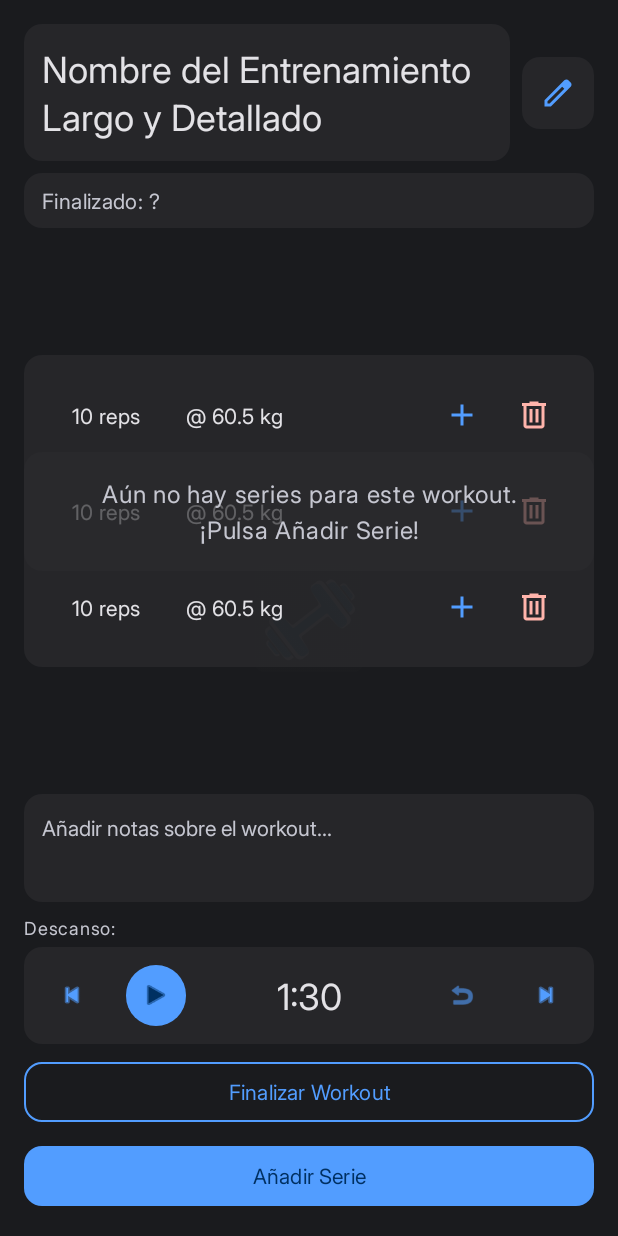
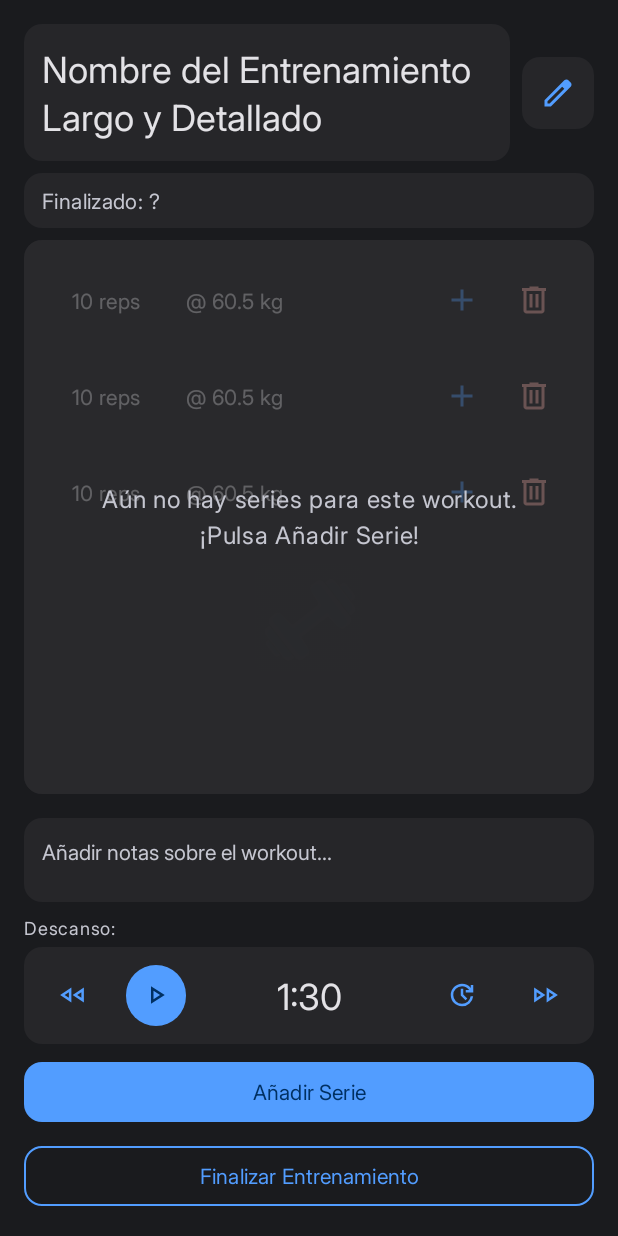
Before and after one commit to manuelduenascortes/GymTrackerViews, an Android app: the layout fragment_workout_detail.xml on its own in the app's theme, with its tools: preview values and no code run, on a phone screen of 412 x 824 dp. Run offline under Robolectric (Android 15) with nearby library versions, the phone set to English and light mode, and no system bars.

Commit message:
ultimando detalles

```diff
--- a/app/src/main/java/com/example/gymtrackerviews/WorkoutDetailFragment.kt
+++ b/app/src/main/java/com/example/gymtrackerviews/WorkoutDetailFragment.kt
@@ -20,7 +20,7 @@ import androidx.recyclerview.widget.LinearLayoutManager
 import com.example.gymtrackerviews.databinding.DialogAddSetBinding
 import com.example.gymtrackerviews.databinding.DialogEditWorkoutNameBinding
 import com.example.gymtrackerviews.databinding.FragmentWorkoutDetailBinding
-import com.example.gymtrackerviews.R
+import com.example.gymtrackerviews.R // Importante para R.drawable
 import kotlinx.coroutines.flow.collectLatest
 import kotlinx.coroutines.launch
 import java.text.SimpleDateFormat
@@ -129,21 +129,17 @@ class WorkoutDetailFragment : Fragment() {
 
                             val canOperateTimer = !isFinished
                             binding.buttonTimerToggle.isEnabled = canOperateTimer
-                            // <<< CORRECCIÓN EN LA LÓGICA DE HABILITACIÓN DEL BOTÓN RESET >>>
                             binding.buttonTimerReset.isEnabled = canOperateTimer &&
                                     (viewModel.isTimerRunning.value || viewModel.timerValue.value != viewModel.startRestTimeInMillis.value)
-                            // <<< FIN CORRECCIÓN >>>
                             binding.buttonTimerDecrease.isEnabled = canOperateTimer && !viewModel.isTimerRunning.value
                             binding.buttonTimerIncrease.isEnabled = canOperateTimer && !viewModel.isTimerRunning.value
 
-                            // Deshabilitar decrease/increase si se llega a los límites, incluso si el timer no está corriendo
                             if (viewModel.startRestTimeInMillis.value <= viewModel.minRestTimeMillis) {
                                 binding.buttonTimerDecrease.isEnabled = false
                             }
                             if (viewModel.startRestTimeInMillis.value >= viewModel.maxRestTimeMillis) {
                                 binding.buttonTimerIncrease.isEnabled = false
                             }
-
 
                             if (!binding.editTextWorkoutNotes.hasFocus()) {
                                 binding.editTextWorkoutNotes.setText(it.notes ?: "")
@@ -173,9 +169,6 @@ class WorkoutDetailFragment : Fragment() {
                         val seconds = (timeInMillis / 1000) % 60
                         binding.textViewTimer.text = String.format(Locale.getDefault(), "%02d:%02d", minutes, seconds)
 
-                        // <<< NUEVO: Actualizar el estado del botón de reset también cuando cambia timerValue >>>
-                        // Esto es importante si el timer llega a 0 y se resetea automáticamente a startRestTimeInMillis
-                        // o si se pausa y luego se resetea.
                         val currentWorkout = viewModel.workout.value
                         val isFinished = currentWorkout?.endTime != null
                         val canOperateTimer = !isFinished
@@ -186,17 +179,17 @@ class WorkoutDetailFragment : Fragment() {
 
                 launch {
                     viewModel.isTimerRunning.collect { isRunning ->
-                        val iconResId = if (isRunning) android.R.drawable.ic_media_pause else android.R.drawable.ic_media_play
+                        // <<< ICONOS PLAY/PAUSE CORREGIDOS AQUÍ para usar tus archivos XML >>>
+                        val iconResId = if (isRunning) R.drawable.pause_24px else R.drawable.play_arrow_24px
                         binding.buttonTimerToggle.setIconResource(iconResId)
+                        // <<< FIN CORRECCIÓN ICONOS PLAY/PAUSE >>>
 
-                        // <<< NUEVO: Actualizar el estado del botón de reset también cuando cambia isTimerRunning >>>
                         val currentWorkout = viewModel.workout.value
                         val isFinished = currentWorkout?.endTime != null
                         val canOperateTimer = !isFinished
                         binding.buttonTimerReset.isEnabled = canOperateTimer &&
                                 (isRunning || viewModel.timerValue.value != viewModel.startRestTimeInMillis.value)
 
-                        // También actualizamos decrease/increase aquí
                         binding.buttonTimerDecrease.isEnabled = canOperateTimer && !isRunning
                         binding.buttonTimerIncrease.isEnabled = canOperateTimer && !isRunning
                         if (viewModel.startRestTimeInMillis.value <= viewModel.minRestTimeMillis) {
--- /dev/null
+++ b/app/src/main/res/drawable/fast_forward_24px.xml
@@ -0,0 +1,10 @@
+<vector xmlns:android="http://schemas.android.com/apk/res/android"
+    android:width="24dp"
+    android:height="24dp"
+    android:viewportWidth="960"
+    android:viewportHeight="960"
+    android:tint="?attr/colorControlNormal">
+  <path
+      android:fillColor="@android:color/white"
+      android:pathData="M100,720L100,240L460,480L100,720ZM500,720L500,240L860,480L500,720ZM180,480L180,480L180,480ZM580,480L580,480L580,480ZM180,570L316,480L180,390L180,570ZM580,570L716,480L580,390L580,570Z"/>
+</vector>
--- /dev/null
+++ b/app/src/main/res/drawable/fast_rewind_24px.xml
@@ -0,0 +1,10 @@
+<vector xmlns:android="http://schemas.android.com/apk/res/android"
+    android:width="24dp"
+    android:height="24dp"
+    android:viewportWidth="960"
+    android:viewportHeight="960"
+    android:tint="?attr/colorControlNormal">
+  <path
+      android:fillColor="@android:color/white"
+      android:pathData="M860,720L500,480L860,240L860,720ZM460,720L100,480L460,240L460,720ZM380,480L380,480L380,480ZM780,480L780,480L780,480ZM380,570L380,390L244,480L380,570ZM780,570L780,390L644,480L780,570Z"/>
+</vector>
--- /dev/null
+++ b/app/src/main/res/drawable/pause_24px.xml
@@ -0,0 +1,10 @@
+<vector xmlns:android="http://schemas.android.com/apk/res/android"
+    android:width="24dp"
+    android:height="24dp"
+    android:viewportWidth="960"
+    android:viewportHeight="960"
+    android:tint="?attr/colorControlNormal">
+  <path
+      android:fillColor="@android:color/white"
+      android:pathData="M520,760L520,200L760,200L760,760L520,760ZM200,760L200,200L440,200L440,760L200,760ZM600,680L680,680L680,280L600,280L600,680ZM280,680L360,680L360,280L280,280L280,680ZM280,280L280,280L280,680L280,680L280,280ZM600,280L600,280L600,680L600,680L600,280Z"/>
+</vector>
--- /dev/null
+++ b/app/src/main/res/drawable/play_arrow_24px.xml
@@ -0,0 +1,10 @@
+<vector xmlns:android="http://schemas.android.com/apk/res/android"
+    android:width="24dp"
+    android:height="24dp"
+    android:viewportWidth="960"
+    android:viewportHeight="960"
+    android:tint="?attr/colorControlNormal">
+  <path
+      android:fillColor="@android:color/white"
+      android:pathData="M320,760L320,200L760,480L320,760ZM400,480L400,480L400,480ZM400,614L610,480L400,346L400,614Z"/>
+</vector>
--- /dev/null
+++ b/app/src/main/res/drawable/update_24px.xml
@@ -0,0 +1,10 @@
+<vector xmlns:android="http://schemas.android.com/apk/res/android"
+    android:width="24dp"
+    android:height="24dp"
+    android:viewportWidth="960"
+    android:viewportHeight="960"
+    android:tint="?attr/colorControlNormal">
+  <path
+      android:fillColor="@android:color/white"
+      android:pathData="M480,840Q405,840 339.5,811.5Q274,783 225.5,734.5Q177,686 148.5,620.5Q120,555 120,480Q120,405 148.5,339.5Q177,274 225.5,225.5Q274,177 339.5,148.5Q405,120 480,120Q562,120 635.5,155Q709,190 760,254L760,160L840,160L840,400L600,400L600,320L710,320Q669,264 609,232Q549,200 480,200Q363,200 281.5,281.5Q200,363 200,480Q200,597 281.5,678.5Q363,760 480,760Q585,760 663.5,692Q742,624 756,520L838,520Q823,657 720.5,748.5Q618,840 480,840ZM592,648L440,496L440,280L520,280L520,464L648,592L592,648Z"/>
+</vector>
--- a/app/src/main/res/layout/fragment_workout_detail.xml
+++ b/app/src/main/res/layout/fragment_workout_detail.xml
@@ -11,8 +11,10 @@
         android:id="@+id/imageViewWorkoutDetailBackground"
         android:layout_width="0dp"
         android:layout_height="0dp"
-        android:src="@mipmap/ic_launcher_round" android:scaleType="centerInside"
-        android:alpha="0.07" app:layout_constraintTop_toTopOf="parent"
+        android:src="@mipmap/ic_launcher_round"
+        android:scaleType="centerInside"
+        android:alpha="0.07"
+        app:layout_constraintTop_toTopOf="parent"
         app:layout_constraintBottom_toBottomOf="parent"
         app:layout_constraintStart_toStartOf="parent"
         app:layout_constraintEnd_toEndOf="parent"
@@ -48,9 +50,12 @@
 
             <ImageButton
                 android:id="@+id/buttonEditWorkoutName"
-                android:layout_width="48dp"
+                android:layout_width="wrap_content"
                 android:layout_height="0dp"
+                android:minWidth="48dp"
                 android:background="@drawable/bg_translucent_surface_rounded"
+                android:paddingStart="8dp"
+                android:paddingEnd="8dp"
                 android:contentDescription="Editar nombre del entrenamiento"
                 app:srcCompat="@drawable/edit_24px"
                 app:tint="?attr/colorPrimary"
@@ -87,9 +92,7 @@
                 android:layout_marginBottom="8dp"
                 android:background="@drawable/bg_translucent_surface_rounded"
                 android:padding="8dp"
-                android:minHeight="150dp"
-                app:layout_constraintHeight_default="wrap"
-                app:layout_constraintHeight_min="150dp"
+                android:minHeight="100dp"
                 app:layout_constraintTop_toBottomOf="@+id/textViewDetailEndTime"
                 app:layout_constraintBottom_toTopOf="@+id/editTextWorkoutNotes"
                 app:layout_constraintStart_toStartOf="parent"
@@ -99,7 +102,7 @@
             <TextView
                 android:id="@+id/textViewEmptySets"
                 android:layout_width="0dp"
-                android:layout_height="wrap_content"
+                android:layout_height="0dp"
                 android:gravity="center"
                 android:padding="16dp"
                 android:text="@string/no_sets_message"
@@ -118,29 +121,40 @@
                 style="?attr/textInputStyle"
                 android:layout_width="0dp"
                 android:layout_height="wrap_content"
+                android:layout_marginTop="8dp"
                 android:layout_marginBottom="8dp"
                 android:background="@drawable/bg_translucent_surface_rounded"
                 android:padding="12dp"
                 android:hint="Añadir notas sobre el workout..."
                 android:inputType="textMultiLine|textCapSentences"
-                android:minHeight="72dp"
+                android:minHeight="56dp"
+                android:maxLines="4"
                 android:gravity="top|start"
                 android:textColor="?attr/colorOnSurface"
                 android:textColorHint="?attr/colorOnSurfaceVariant"
+                app:layout_constraintTop_toBottomOf="@+id/recyclerViewSets"
                 app:layout_constraintBottom_toTopOf="@+id/timerLabel"
                 app:layout_constraintEnd_toEndOf="parent"
                 app:layout_constraintStart_toStartOf="parent" />
 
-            <TextView
-                android:id="@+id/timerLabel"
-                android:layout_width="wrap_content"
+            <Button
+                android:id="@+id/buttonFinishWorkout"
+                style="?attr/materialButtonOutlinedStyle"
+                android:layout_width="0dp"
                 android:layout_height="wrap_content"
-                android:text="Descanso:"
-                android:textAppearance="?attr/textAppearanceLabelMedium"
-                android:textColor="?attr/colorOnSurfaceVariant"
-                android:layout_marginBottom="4dp"
-                app:layout_constraintStart_toStartOf="parent"
-                app:layout_constraintBottom_toTopOf="@+id/timerLayoutContainer" />
+                android:text="Finalizar Entrenamiento" android:visibility="visible"
+                app:layout_constraintBottom_toBottomOf="parent" app:layout_constraintEnd_toEndOf="parent"
+                app:layout_constraintStart_toStartOf="parent" />
+
+            <Button
+                android:id="@+id/buttonAddSet"
+                style="?attr/materialButtonStyle"
+                android:layout_width="0dp"
+                android:layout_height="wrap_content"
+                android:layout_marginBottom="8dp"
+                android:text="Añadir Serie"
+                app:layout_constraintBottom_toTopOf="@+id/buttonFinishWorkout" app:layout_constraintEnd_toEndOf="parent"
+                app:layout_constraintStart_toStartOf="parent" />
 
             <LinearLayout
                 android:id="@+id/timerLayoutContainer"
@@ -150,8 +164,7 @@
                 android:background="@drawable/bg_translucent_surface_rounded"
                 android:padding="8dp"
                 android:layout_marginBottom="8dp"
-                app:layout_constraintBottom_toTopOf="@+id/buttonFinishWorkout"
-                app:layout_constraintEnd_toEndOf="parent"
+                app:layout_constraintBottom_toTopOf="@+id/buttonAddSet" app:layout_constraintEnd_toEndOf="parent"
                 app:layout_constraintStart_toStartOf="parent">
 
                 <LinearLayout
@@ -166,7 +179,7 @@
                         style="@style/Widget.Material3.Button.IconButton"
                         android:layout_width="wrap_content"
                         android:layout_height="wrap_content"
-                        app:icon="@android:drawable/ic_media_previous"
+                        app:icon="@drawable/fast_rewind_24px"
                         app:iconTint="?attr/colorPrimary"
                         tools:ignore="SpeakableTextPresentCheck" />
 
@@ -176,7 +189,7 @@
                         android:layout_width="wrap_content"
                         android:layout_height="wrap_content"
                         android:layout_marginStart="8dp"
-                        app:icon="@android:drawable/ic_media_play"
+                        app:icon="@drawable/play_arrow_24px"
                         tools:ignore="SpeakableTextPresentCheck" />
 
                     <TextView
@@ -197,7 +210,7 @@
                         android:layout_width="wrap_content"
                         android:layout_height="wrap_content"
                         android:layout_marginEnd="8dp"
-                        app:icon="@android:drawable/ic_menu_revert"
+                        app:icon="@drawable/update_24px"
                         app:iconTint="?attr/colorPrimary"
                         tools:ignore="SpeakableTextPresentCheck" />
 
@@ -206,33 +219,22 @@
                         style="@style/Widget.Material3.Button.IconButton"
                         android:layout_width="wrap_content"
                         android:layout_height="wrap_content"
-                        app:icon="@android:drawable/ic_media_next"
+                        app:icon="@drawable/fast_forward_24px"
                         app:iconTint="?attr/colorPrimary"
                         tools:ignore="SpeakableTextPresentCheck" />
                 </LinearLayout>
             </LinearLayout>
 
-            <Button
-                android:id="@+id/buttonFinishWorkout"
-                style="?attr/materialButtonOutlinedStyle"
-                android:layout_width="0dp"
+            <TextView
+                android:id="@+id/timerLabel"
+                android:layout_width="wrap_content"
                 android:layout_height="wrap_content"
-                android:layout_marginBottom="8dp"
-                android:text="Finalizar Workout"
-                android:visibility="visible"
-                app:layout_constraintBottom_toTopOf="@+id/buttonAddSet"
-                app:layout_constraintEnd_toEndOf="parent"
-                app:layout_constraintStart_toStartOf="parent" />
-
-            <Button
-                android:id="@+id/buttonAddSet"
-                style="?attr/materialButtonStyle"
-                android:layout_width="0dp"
-                android:layout_height="wrap_content"
-                android:text="Añadir Serie"
-                app:layout_constraintBottom_toBottomOf="parent"
-                app:layout_constraintEnd_toEndOf="parent"
-                app:layout_constraintStart_toStartOf="parent" />
+                android:text="Descanso:"
+                android:textAppearance="?attr/textAppearanceLabelMedium"
+                android:textColor="?attr/colorOnSurfaceVariant"
+                android:layout_marginBottom="4dp"
+                app:layout_constraintStart_toStartOf="parent"
+                app:layout_constraintBottom_toTopOf="@+id/timerLayoutContainer" />
 
         </androidx.constraintlayout.widget.ConstraintLayout>
     </androidx.core.widget.NestedScrollView>
```
